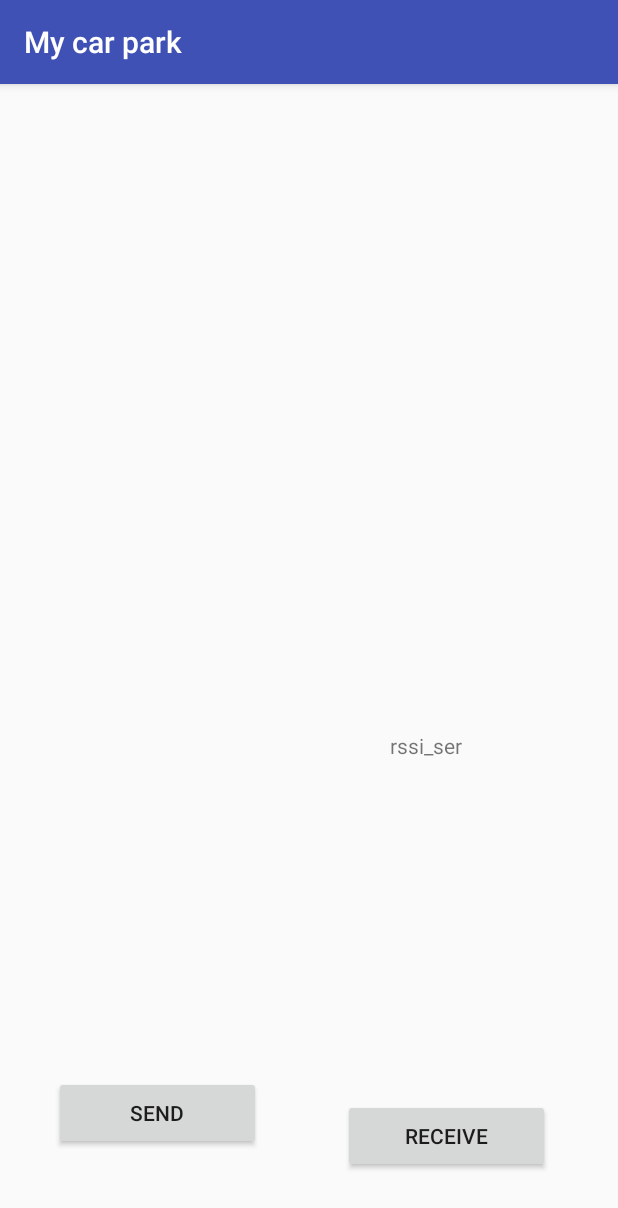
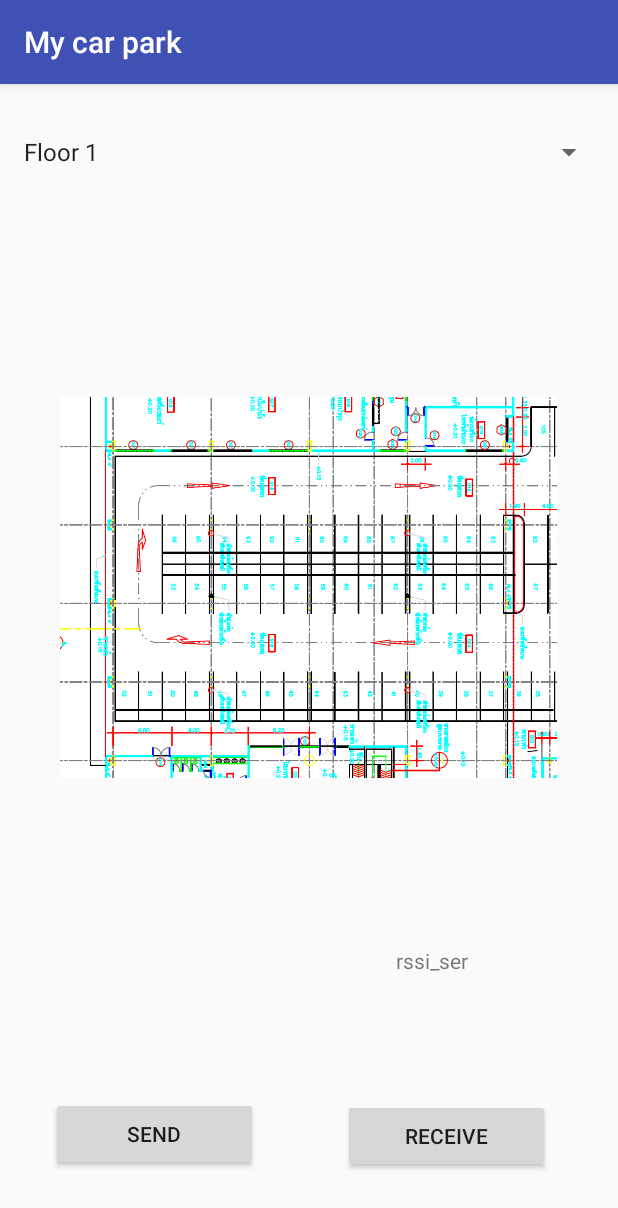
Before and after one commit to pongmile/Find-Car-Park-in-door, an Android app: the screen it shows after launch once a user with an empty profile is signed in (MainActivity), on a phone screen of 412 x 824 dp. Shown: the top 1208 px of the screen. Run offline under Robolectric (Android 15) with nearby library versions, the phone set to English and light mode, and no system bars; our stand-ins replace Firebase (no records; nobody signed in at launch, a user with empty details on screens opened directly).

Commit message:
add floor

```diff
--- a/app/build.gradle
+++ b/app/build.gradle
@@ -33,5 +33,6 @@ dependencies {
     compile 'com.google.android.gms:play-services-auth:16.0.1'
     implementation 'com.google.android.gms:play-services-maps:16.1.0'
     compile 'com.google.firebase:firebase-messaging:17.3.4'
+    implementation 'com.android.support:recyclerview-v7:27.1.1'
 }
 apply plugin: 'com.google.gms.google-services'
--- a/app/src/main/res/layout/activity_login.xml
+++ b/app/src/main/res/layout/activity_login.xml
@@ -21,4 +21,22 @@
         app:layout_constraintTop_toTopOf="parent"
         app:layout_constraintVertical_bias="0.863" />
 
+    <TextView
+        android:id="@+id/textView"
+        android:layout_width="wrap_content"
+        android:layout_height="wrap_content"
+        android:layout_marginStart="8dp"
+        android:layout_marginTop="8dp"
+        android:layout_marginEnd="8dp"
+        android:layout_marginBottom="8dp"
+        android:lineSpacingExtra="8sp"
+        android:text="Car parking"
+        android:textAppearance="@android:style/TextAppearance.Large"
+        android:textSize="36sp"
+        android:typeface="sans"
+        app:layout_constraintBottom_toTopOf="@+id/sign_in_button"
+        app:layout_constraintEnd_toEndOf="parent"
+        app:layout_constraintStart_toStartOf="parent"
+        app:layout_constraintTop_toTopOf="parent" />
+
 </android.support.constraint.ConstraintLayout>
--- a/app/src/main/res/layout/activity_main.xml
+++ b/app/src/main/res/layout/activity_main.xml
@@ -13,28 +13,28 @@
         android:layout_marginBottom="8dp"
         android:text="@string/rssi_wifi"
         app:layout_constraintBottom_toTopOf="@+id/send"
-        app:layout_constraintHorizontal_bias="0.245"
+        app:layout_constraintHorizontal_bias="0.223"
         app:layout_constraintLeft_toLeftOf="parent"
         app:layout_constraintRight_toRightOf="parent"
         app:layout_constraintTop_toTopOf="parent"
-        app:layout_constraintVertical_bias="0.666"
+        app:layout_constraintVertical_bias="0.886"
         tools:text="googel" />
 
     <Button
         android:id="@+id/send"
         android:layout_width="138dp"
         android:layout_height="49dp"
-        android:layout_marginBottom="8dp"
-        android:layout_marginEnd="8dp"
         android:layout_marginStart="8dp"
         android:layout_marginTop="264dp"
+        android:layout_marginEnd="8dp"
+        android:layout_marginBottom="8dp"
         android:text="send"
         app:layout_constraintBottom_toBottomOf="parent"
         app:layout_constraintEnd_toEndOf="parent"
-        app:layout_constraintHorizontal_bias="0.108"
+        app:layout_constraintHorizontal_bias="0.101"
         app:layout_constraintStart_toStartOf="parent"
         app:layout_constraintTop_toTopOf="parent"
-        app:layout_constraintVertical_bias="0.889" />
+        app:layout_constraintVertical_bias="0.921" />
 
     <Button
         android:id="@+id/receive"
@@ -56,17 +56,49 @@
         android:id="@+id/rssi_sr"
         android:layout_width="wrap_content"
         android:layout_height="wrap_content"
-        android:layout_marginBottom="8dp"
-        android:layout_marginEnd="8dp"
         android:layout_marginStart="8dp"
         android:layout_marginTop="8dp"
+        android:layout_marginEnd="8dp"
+        android:layout_marginBottom="8dp"
         android:text="rssi_ser"
         app:layout_constraintBottom_toTopOf="@+id/receive"
         app:layout_constraintEnd_toEndOf="parent"
-        app:layout_constraintHorizontal_bias="0.611"
+        app:layout_constraintHorizontal_bias="0.64"
         app:layout_constraintStart_toEndOf="@+id/rssi_wifi"
         app:layout_constraintTop_toTopOf="parent"
-        app:layout_constraintVertical_bias="0.66" />
+        app:layout_constraintVertical_bias="0.884" />
+
+    <ImageView
+        android:id="@+id/imageView"
+        android:layout_width="342dp"
+        android:layout_height="254dp"
+        android:layout_marginStart="8dp"
+        android:layout_marginTop="8dp"
+        android:layout_marginEnd="8dp"
+        android:layout_marginBottom="8dp"
+        app:layout_constraintBottom_toBottomOf="parent"
+        app:layout_constraintEnd_toEndOf="parent"
+        app:layout_constraintHorizontal_bias="0.49"
+        app:layout_constraintStart_toStartOf="parent"
+        app:layout_constraintTop_toTopOf="parent"
+        app:layout_constraintVertical_bias="0.403"
+        app:srcCompat="@drawable/capture" />
+
+    <Spinner
+        android:id="@+id/spinner"
+        android:layout_width="395dp"
+        android:layout_height="wrap_content"
+        android:layout_marginStart="8dp"
+        android:layout_marginTop="8dp"
+        android:layout_marginEnd="8dp"
+        android:layout_marginBottom="8dp"
+        android:entries="@array/floor_arrays"
+        app:layout_constraintBottom_toTopOf="@+id/imageView"
+        app:layout_constraintEnd_toEndOf="parent"
+        app:layout_constraintHorizontal_bias="0.0"
+        app:layout_constraintStart_toStartOf="parent"
+        app:layout_constraintTop_toTopOf="parent"
+        app:layout_constraintVertical_bias="0.149" />
 
 
 </android.support.constraint.ConstraintLayout>
--- a/app/src/main/res/values/strings.xml
+++ b/app/src/main/res/values/strings.xml
@@ -1,4 +1,10 @@
 <resources>
     <string name="app_name">My car park</string>
     <string name="rssi_wifi"></string>
+
+    <string-array name="floor_arrays">
+        <item>Floor 1</item>
+        <item>Floor 2</item>
+        <item>Floor 3</item>
+    </string-array>
 </resources>
--- a/build.gradle
+++ b/build.gradle
@@ -7,7 +7,7 @@ buildscript {
         jcenter()
     }
     dependencies {
-        classpath 'com.android.tools.build:gradle:3.0.1'
+        classpath 'com.android.tools.build:gradle:3.3.1'
         classpath 'com.google.gms:google-services:4.2.0'
 
 
```
Also changed, not shown: app/src/main/res/drawable/capture.PNG (added), gradle/wrapper/gradle-wrapper.properties.
